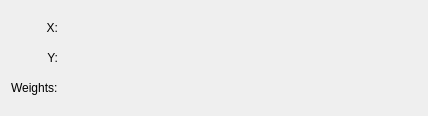
Old version of the form src/plugins/fits/gaussian_weighted/fitgaussian_weightedconfig.ui in the repository Kst-plot/kst.
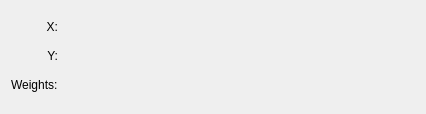
New version of the form. Custom widgets are drawn as their Qt base class.

Patch:
```diff
--- a/src/plugins/fits/gaussian_weighted/fitgaussian_weightedconfig.ui
+++ b/src/plugins/fits/gaussian_weighted/fitgaussian_weightedconfig.ui
@@ -6,8 +6,8 @@
    <rect>
     <x>0</x>
     <y>0</y>
-    <width>428</width>
-    <height>116</height>
+    <width>426</width>
+    <height>114</height>
    </rect>
   </property>
   <property name="minimumSize">
```
Left out of the diff: 6 changed lines with no effect on the pictures.
